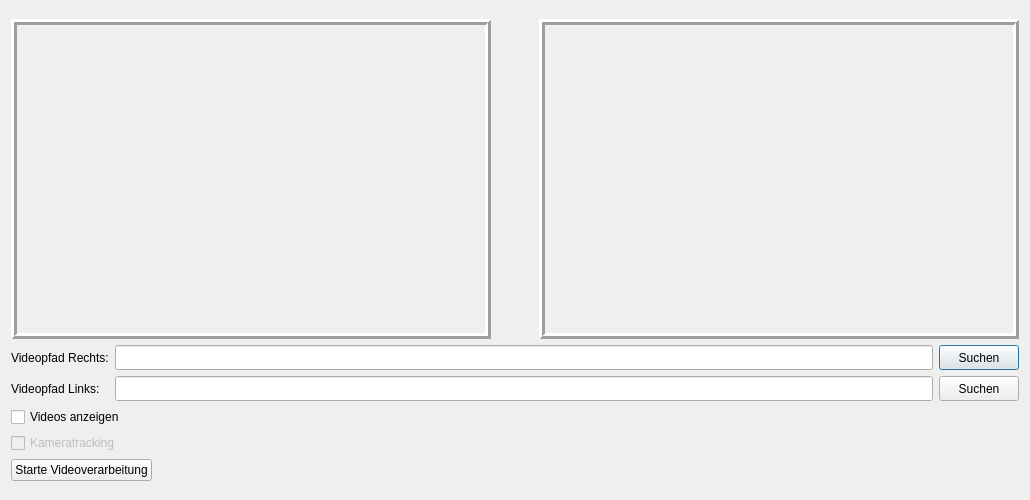
DPool3/ZmedAR, file videobasedview.ui: the form before one commit.
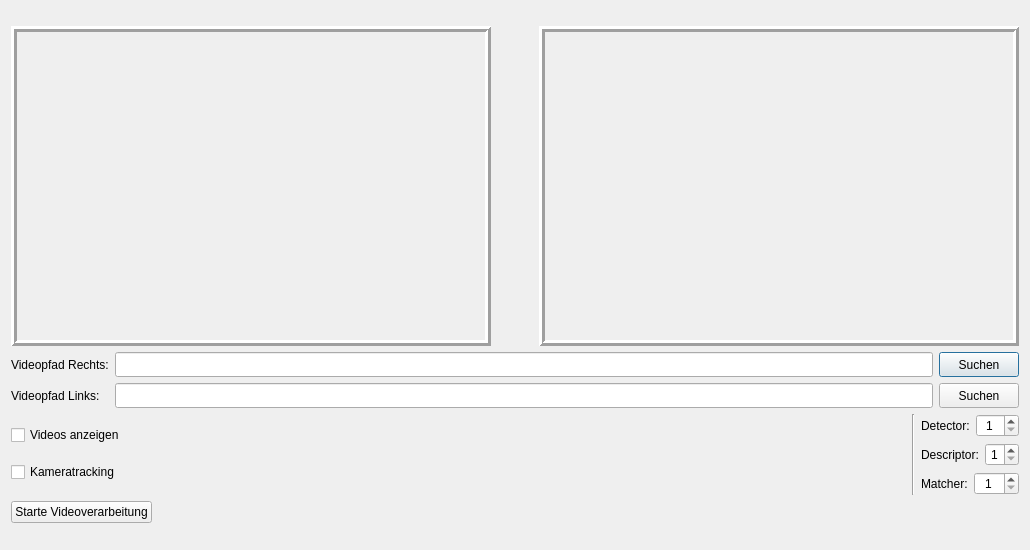
The form after the commit.

Commit message: Added a new constructor to imageprocessor to set and test detection, description and matching methods. Added this constructor to videobasedcontroller and changed ui to set these variables. therefore changed videobasedview to direct variables to controller.

```diff
--- a/videobasedview.ui
+++ b/videobasedview.ui
@@ -2,18 +2,27 @@
 <ui version="4.0">
  <class>VideoBasedView</class>
  <widget class="QDialog" name="VideoBasedView">
+  <property name="enabled">
+   <bool>true</bool>
+  </property>
   <property name="geometry">
    <rect>
     <x>0</x>
     <y>0</y>
     <width>1030</width>
-    <height>500</height>
+    <height>550</height>
    </rect>
   </property>
   <property name="minimumSize">
    <size>
     <width>1030</width>
-    <height>500</height>
+    <height>550</height>
+   </size>
+  </property>
+  <property name="maximumSize">
+   <size>
+    <width>1030</width>
+    <height>550</height>
    </size>
   </property>
   <property name="windowTitle">
@@ -206,6 +215,8 @@
       </layout>
      </item>
      <item>
+      <layout class="QVBoxLayout" name="verticalLayout_5">
+       <item>
       <layout class="QHBoxLayout" name="horizontalLayout">
        <item>
         <layout class="QVBoxLayout" name="verticalLayout">
@@ -222,13 +233,116 @@
          <item>
           <widget class="QCheckBox" name="cameraTracking_CheckBox">
            <property name="enabled">
-            <bool>false</bool>
+              <bool>true</bool>
            </property>
            <property name="text">
             <string>Kameratracking</string>
            </property>
           </widget>
          </item>
+          </layout>
+         </item>
+         <item>
+          <spacer name="horizontalSpacer_2">
+           <property name="orientation">
+            <enum>Qt::Horizontal</enum>
+           </property>
+           <property name="sizeHint" stdset="0">
+            <size>
+             <width>40</width>
+             <height>20</height>
+            </size>
+           </property>
+          </spacer>
+         </item>
+         <item>
+          <widget class="Line" name="line">
+           <property name="orientation">
+            <enum>Qt::Vertical</enum>
+           </property>
+          </widget>
+         </item>
+         <item>
+          <layout class="QVBoxLayout" name="verticalLayout_4">
+           <item>
+            <layout class="QHBoxLayout" name="horizontalLayout_9">
+             <item>
+              <widget class="QLabel" name="label">
+               <property name="text">
+                <string>Detector:</string>
+               </property>
+              </widget>
+             </item>
+             <item>
+              <widget class="QSpinBox" name="detectorSpinBox">
+               <property name="alignment">
+                <set>Qt::AlignCenter</set>
+               </property>
+               <property name="buttonSymbols">
+                <enum>QAbstractSpinBox::UpDownArrows</enum>
+               </property>
+               <property name="minimum">
+                <number>1</number>
+               </property>
+               <property name="maximum">
+                <number>5</number>
+               </property>
+              </widget>
+             </item>
+            </layout>
+           </item>
+           <item>
+            <layout class="QHBoxLayout" name="horizontalLayout_8">
+             <item>
+              <widget class="QLabel" name="label_2">
+               <property name="text">
+                <string>Descriptor:</string>
+               </property>
+              </widget>
+             </item>
+             <item>
+              <widget class="QSpinBox" name="descriptorSpinBox">
+               <property name="alignment">
+                <set>Qt::AlignCenter</set>
+               </property>
+               <property name="minimum">
+                <number>1</number>
+               </property>
+               <property name="maximum">
+                <number>5</number>
+               </property>
+              </widget>
+             </item>
+            </layout>
+           </item>
+           <item>
+            <layout class="QHBoxLayout" name="horizontalLayout_7">
+             <item>
+              <widget class="QLabel" name="label_3">
+               <property name="text">
+                <string>Matcher:</string>
+               </property>
+              </widget>
+             </item>
+             <item>
+              <widget class="QSpinBox" name="matcherSpinBox">
+               <property name="alignment">
+                <set>Qt::AlignCenter</set>
+               </property>
+               <property name="minimum">
+                <number>1</number>
+               </property>
+               <property name="maximum">
+                <number>2</number>
+               </property>
+              </widget>
+             </item>
+            </layout>
+           </item>
+          </layout>
+         </item>
+        </layout>
+       </item>
          <item>
           <layout class="QHBoxLayout" name="horizontalLayout_4">
            <item>
@@ -250,8 +364,6 @@
               </size>
              </property>
             </spacer>
-           </item>
-          </layout>
          </item>
         </layout>
        </item>
```
Lines whose indentation alone changed are shown as unchanged. The commit also changes 5 other files.
